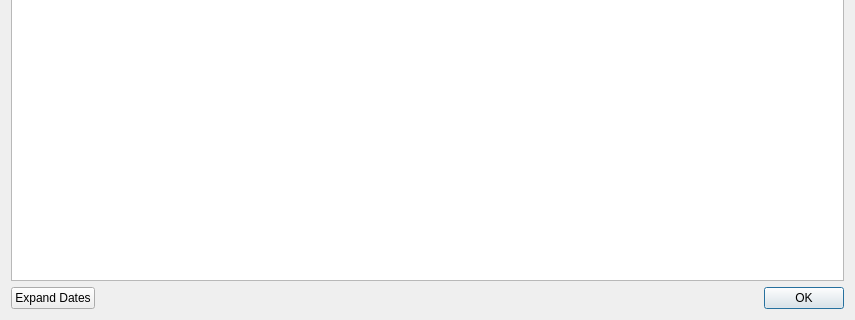
Old version of the form timelistdialog.ui in the repository rkapl/qttrack; both pictures show x 0 to 855 and y 345 to 665 of the 855 by 665 pixel window.
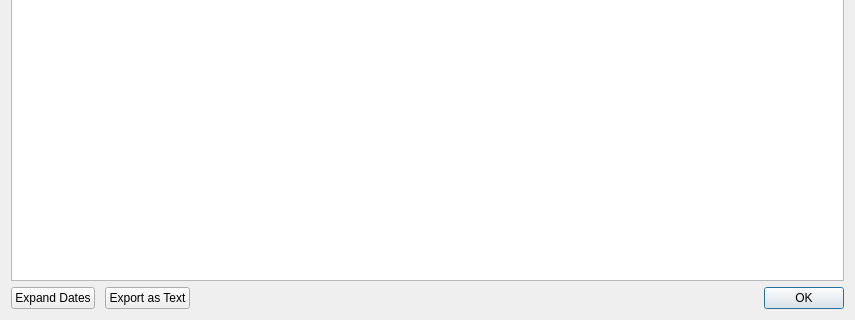
New version of the form.

Commit message: Add support for simple text export.

What changed in the file:
```diff
--- a/timelistdialog.ui
+++ b/timelistdialog.ui
@@ -104,6 +104,29 @@
         </property>
        </widget>
       </item>
+      <item>
+       <spacer name="horizontalSpacer">
+        <property name="orientation">
+         <enum>Qt::Horizontal</enum>
+        </property>
+        <property name="sizeType">
+         <enum>QSizePolicy::Fixed</enum>
+        </property>
+        <property name="sizeHint" stdset="0">
+         <size>
+          <width>10</width>
+          <height>20</height>
+         </size>
+        </property>
+       </spacer>
+      </item>
+      <item>
+       <widget class="QPushButton" name="exportAsText">
+        <property name="text">
+         <string>Export as Text</string>
+        </property>
+       </widget>
+      </item>
       <item>
        <widget class="QDialogButtonBox" name="buttonBox">
         <property name="orientation">
```
The commit also changes 7 other files.
